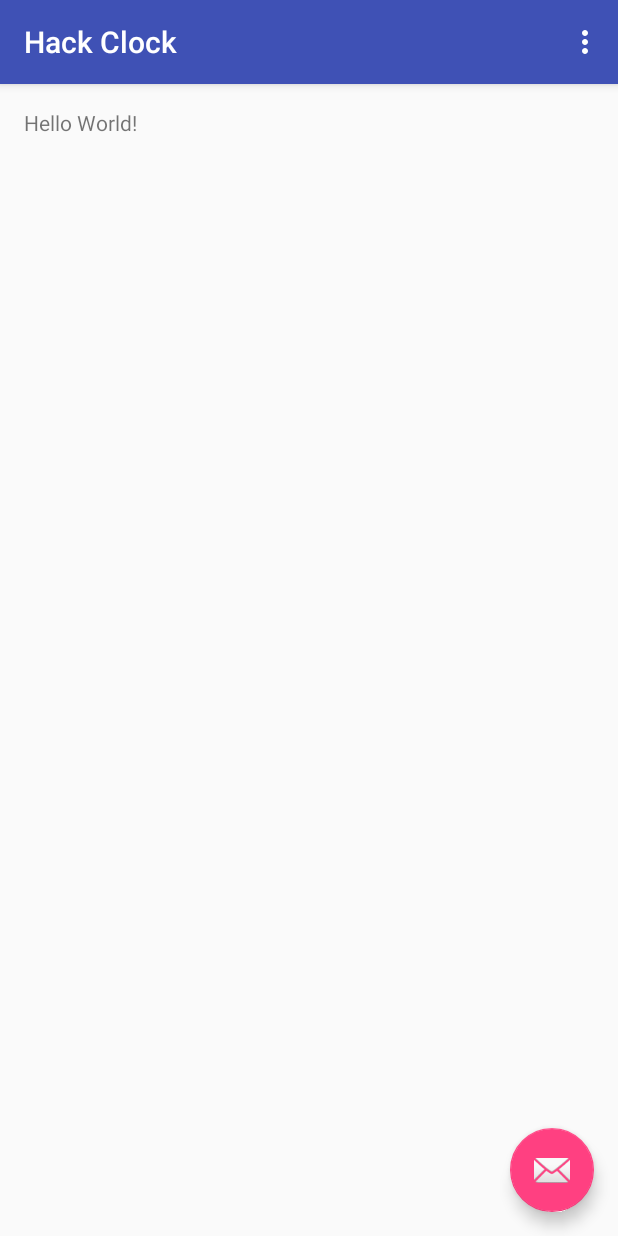
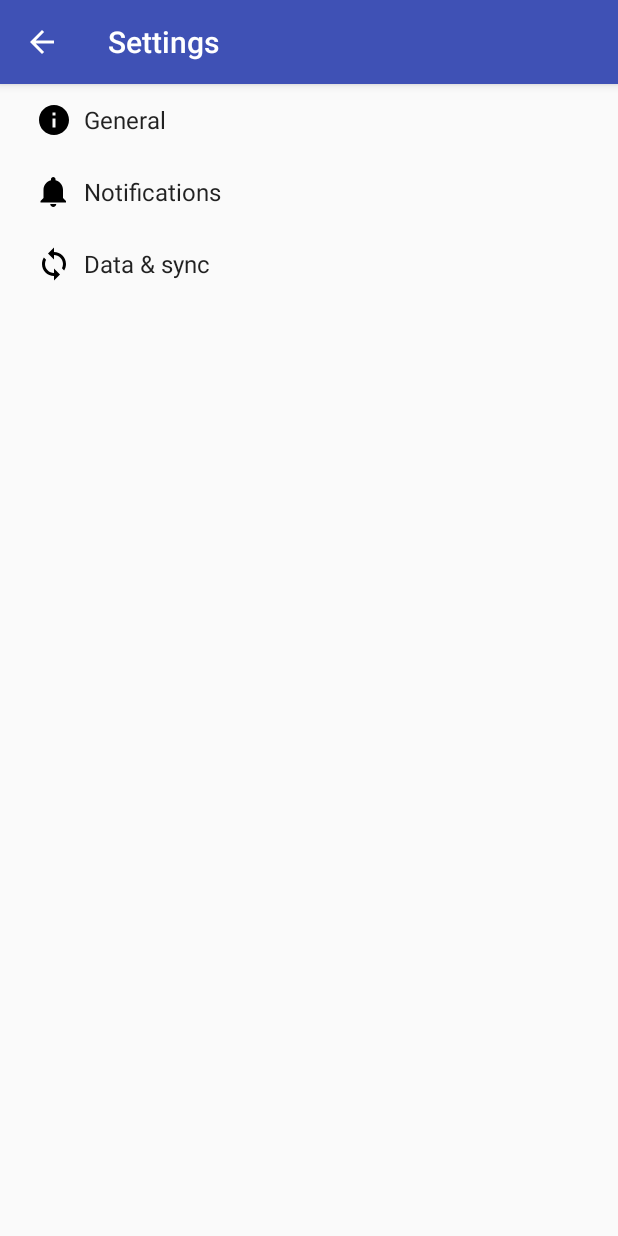
Before and after one commit to Michael-10/HackClock, an Android app: the screen it shows after launch (HomeActivity before the commit, SettingsActivity after it), in the options menu, after a tap on "Settings", on a phone screen of 412 x 824 dp. Run offline under Robolectric (Android 15) with nearby library versions, the phone set to English and light mode, and no system bars.

Commit message:
Settings activity added, listview and custom adapter

```diff
--- a/app/build.gradle
+++ b/app/build.gradle
@@ -10,6 +10,7 @@ android {
         versionCode 1
         versionName "1.0"
         testInstrumentationRunner "android.support.test.runner.AndroidJUnitRunner"
+        vectorDrawables.useSupportLibrary = true
     }
     buildTypes {
         release {
@@ -26,5 +27,7 @@ dependencies {
     })
     compile 'com.android.support:appcompat-v7:25.0.1'
     compile 'com.android.support:design:25.0.1'
+    compile 'com.android.support:support-v4:25.0.1'
+    compile 'com.android.support:support-vector-drawable:25.0.1'
     testCompile 'junit:junit:4.12'
 }
--- /dev/null
+++ b/app/src/main/java/projecttadhisto/qtma/com/hackclock/AlarmAdapter.java
@@ -0,0 +1,54 @@
+package projecttadhisto.qtma.com.hackclock;
+
+import android.content.Context;
+import android.view.LayoutInflater;
+import android.view.View;
+import android.view.ViewGroup;
+import android.widget.BaseAdapter;
+import android.widget.ListAdapter;
+import android.widget.TextView;
+
+import java.util.ArrayList;
+
+public class AlarmAdapter extends BaseAdapter implements ListAdapter {
+
+    private ArrayList<String> list = new ArrayList<>();
+    private Context context;
+
+    public AlarmAdapter(ArrayList<String> list, Context context) {
+        this.list = list;
+        this.context = context;
+    }
+
+    @Override
+    public int getCount() {
+        return list.size();
+    }
+
+    @Override
+    public Object getItem(int pos) {
+        return list.get(pos);
+    }
+
+    @Override
+    public long getItemId(int pos) {
+//        return list.get(pos).getId();
+        return 0;
+        //just return 0 if your list items do not have an Id variable.
+    }
+
+    @Override
+    public View getView(final int position, View convertView, ViewGroup parent) {
+        View view = convertView;
+        if (view == null) {
+            LayoutInflater inflater = (LayoutInflater) context.getSystemService(Context.LAYOUT_INFLATER_SERVICE);
+            view = inflater.inflate(R.layout.alarm_listview, null);
+        }
+
+        //Handle TextView and display string from your list
+        TextView listItemText = (TextView)view.findViewById(R.id.list_item_alarm);
+        listItemText.setText(list.get(position));
+
+        return view;
+    }
+}
--- /dev/null
+++ b/app/src/main/java/projecttadhisto/qtma/com/hackclock/AppCompatPreferenceActivity.java
@@ -0,0 +1,109 @@
+package projecttadhisto.qtma.com.hackclock;
+
+import android.content.res.Configuration;
+import android.os.Bundle;
+import android.preference.PreferenceActivity;
+import android.support.annotation.LayoutRes;
+import android.support.annotation.Nullable;
+import android.support.v7.app.ActionBar;
+import android.support.v7.app.AppCompatDelegate;
+import android.support.v7.widget.Toolbar;
+import android.view.MenuInflater;
+import android.view.View;
+import android.view.ViewGroup;
+
+/**
+ * A {@link android.preference.PreferenceActivity} which implements and proxies the necessary calls
+ * to be used with AppCompat.
+ */
+public abstract class AppCompatPreferenceActivity extends PreferenceActivity {
+
+    private AppCompatDelegate mDelegate;
+
+    @Override
+    protected void onCreate(Bundle savedInstanceState) {
+        getDelegate().installViewFactory();
+        getDelegate().onCreate(savedInstanceState);
+        super.onCreate(savedInstanceState);
+    }
+
+    @Override
+    protected void onPostCreate(Bundle savedInstanceState) {
+        super.onPostCreate(savedInstanceState);
+        getDelegate().onPostCreate(savedInstanceState);
+    }
+
+    public ActionBar getSupportActionBar() {
+        return getDelegate().getSupportActionBar();
+    }
+
+    public void setSupportActionBar(@Nullable Toolbar toolbar) {
+        getDelegate().setSupportActionBar(toolbar);
+    }
+
+    @Override
+    public MenuInflater getMenuInflater() {
+        return getDelegate().getMenuInflater();
+    }
+
+    @Override
+    public void setContentView(@LayoutRes int layoutResID) {
+        getDelegate().setContentView(layoutResID);
+    }
+
+    @Override
+    public void setContentView(View view) {
+        getDelegate().setContentView(view);
+    }
+
+    @Override
+    public void setContentView(View view, ViewGroup.LayoutParams params) {
+        getDelegate().setContentView(view, params);
+    }
+
+    @Override
+    public void addContentView(View view, ViewGroup.LayoutParams params) {
+        getDelegate().addContentView(view, params);
+    }
+
+    @Override
+    protected void onPostResume() {
+        super.onPostResume();
+        getDelegate().onPostResume();
+    }
+
+    @Override
+    protected void onTitleChanged(CharSequence title, int color) {
+        super.onTitleChanged(title, color);
+        getDelegate().setTitle(title);
+    }
+
+    @Override
+    public void onConfigurationChanged(Configuration newConfig) {
+        super.onConfigurationChanged(newConfig);
+        getDelegate().onConfigurationChanged(newConfig);
+    }
+
+    @Override
+    protected void onStop() {
+        super.onStop();
+        getDelegate().onStop();
+    }
+
+    @Override
+    protected void onDestroy() {
+        super.onDestroy();
+        getDelegate().onDestroy();
+    }
+
+    public void invalidateOptionsMenu() {
+        getDelegate().invalidateOptionsMenu();
+    }
+
+    private AppCompatDelegate getDelegate() {
+        if (mDelegate == null) {
+            mDelegate = AppCompatDelegate.create(this, null);
+        }
+        return mDelegate;
+    }
+}
--- a/app/src/main/java/projecttadhisto/qtma/com/hackclock/HomeActivity.java
+++ b/app/src/main/java/projecttadhisto/qtma/com/hackclock/HomeActivity.java
@@ -1,5 +1,6 @@
 package projecttadhisto.qtma.com.hackclock;
 
+import android.content.Intent;
 import android.os.Bundle;
 import android.support.design.widget.FloatingActionButton;
 import android.support.design.widget.Snackbar;
@@ -8,6 +9,9 @@ import android.support.v7.widget.Toolbar;
 import android.view.View;
 import android.view.Menu;
 import android.view.MenuItem;
+import android.widget.ListView;
+
+import java.util.ArrayList;
 
 public class HomeActivity extends AppCompatActivity {
 
@@ -26,6 +30,11 @@ public class HomeActivity extends AppCompatActivity {
                         .setAction("Action", null).show();
             }
         });
+
+        ArrayList<String> alarms = new ArrayList<>();
+        AlarmAdapter adapter = new AlarmAdapter(alarms, this);
+        ListView lvAlarms = (ListView) findViewById(R.id.lvAlarm);
+        lvAlarms.setAdapter(adapter);
     }
 
     @Override
@@ -44,6 +53,8 @@ public class HomeActivity extends AppCompatActivity {
 
         //noinspection SimplifiableIfStatement
         if (id == R.id.action_settings) {
+            Intent iSettings = new Intent(HomeActivity.this, SettingsActivity.class);
+            startActivity(iSettings);
             return true;
         }
 
--- /dev/null
+++ b/app/src/main/res/drawable/ic_info_black_24dp.xml
@@ -0,0 +1,9 @@
+<vector xmlns:android="http://schemas.android.com/apk/res/android"
+    android:width="24dp"
+    android:height="24dp"
+    android:viewportHeight="24.0"
+    android:viewportWidth="24.0">
+    <path
+        android:fillColor="#FF000000"
+        android:pathData="M12,2C6.48,2 2,6.48 2,12s4.48,10 10,10 10,-4.48 10,-10S17.52,2 12,2zm1,15h-2v-6h2v6zm0,-8h-2V7h2v2z" />
+</vector>
--- /dev/null
+++ b/app/src/main/res/drawable/ic_notifications_black_24dp.xml
@@ -0,0 +1,9 @@
+<vector xmlns:android="http://schemas.android.com/apk/res/android"
+    android:width="24dp"
+    android:height="24dp"
+    android:viewportHeight="24.0"
+    android:viewportWidth="24.0">
+    <path
+        android:fillColor="#FF000000"
+        android:pathData="M11.5,22c1.1,0 2,-0.9 2,-2h-4c0,1.1 0.9,2 2,2zm6.5,-6v-5.5c0,-3.07 -2.13,-5.64 -5,-6.32V3.5c0,-0.83 -0.67,-1.5 -1.5,-1.5S10,2.67 10,3.5v0.68c-2.87,0.68 -5,3.25 -5,6.32V16l-2,2v1h17v-1l-2,-2z" />
+</vector>
--- /dev/null
+++ b/app/src/main/res/drawable/ic_sync_black_24dp.xml
@@ -0,0 +1,9 @@
+<vector xmlns:android="http://schemas.android.com/apk/res/android"
+    android:width="24dp"
+    android:height="24dp"
+    android:viewportHeight="24.0"
+    android:viewportWidth="24.0">
+    <path
+        android:fillColor="#FF000000"
+        android:pathData="M12 4V1L8 5l4 4V6c3.31 0 6 2.69 6 6 0 1.01,-.25 1.97,-.7 2.8l1.46 1.46C19.54 15.03 20 13.57 20 12c0,-4.42,-3.58,-8,-8,-8zm0 14c-3.31 0,-6,-2.69,-6,-6 0,-1.01.25,-1.97.7,-2.8L5.24 7.74C4.46 8.97 4 10.43 4 12c0 4.42 3.58 8 8 8v3l4,-4,-4,-4v3z" />
+</vector>
--- a/app/src/main/res/layout/content_home.xml
+++ b/app/src/main/res/layout/content_home.xml
@@ -1,11 +1,12 @@
 <?xml version="1.0" encoding="utf-8"?>
-<RelativeLayout
+<LinearLayout
     xmlns:android="http://schemas.android.com/apk/res/android"
     xmlns:tools="http://schemas.android.com/tools"
     xmlns:app="http://schemas.android.com/apk/res-auto"
     android:id="@+id/content_home"
     android:layout_width="match_parent"
     android:layout_height="match_parent"
+    android:orientation="vertical"
     android:paddingLeft="@dimen/activity_horizontal_margin"
     android:paddingRight="@dimen/activity_horizontal_margin"
     android:paddingTop="@dimen/activity_vertical_margin"
@@ -14,8 +15,11 @@
     tools:showIn="@layout/activity_home"
     tools:context="projecttadhisto.qtma.com.hackclock.HomeActivity">
 
-    <TextView
+    <ListView
         android:layout_width="wrap_content"
         android:layout_height="wrap_content"
-        android:text="Hello World!" />
-</RelativeLayout>
+        android:id="@+id/lvAlarm">
+
+    </ListView>
+
+</LinearLayout>
--- a/app/src/main/res/values/strings.xml
+++ b/app/src/main/res/values/strings.xml
@@ -1,4 +1,77 @@
 <resources>
     <string name="app_name">Hack Clock</string>
     <string name="action_settings">Settings</string>
+    <string name="title_activity_settings">Settings</string>
+
+    <!-- Strings related to Settings -->
+
+    <!-- Example General settings -->
+    <string name="pref_header_general">General</string>
+
+    <string name="pref_title_social_recommendations">Enable social recommendations</string>
+    <string name="pref_description_social_recommendations">Recommendations for people to contact
+        based on your message history
+    </string>
+
+    <string name="pref_title_display_name">Display name</string>
+    <string name="pref_default_display_name">John Smith</string>
+
+    <string name="pref_title_add_friends_to_messages">Add friends to messages</string>
+    <string-array name="pref_example_list_titles">
+        <item>Always</item>
+        <item>When possible</item>
+        <item>Never</item>
+    </string-array>
+    <string-array name="pref_example_list_values">
+        <item>1</item>
+        <item>0</item>
+        <item>-1</item>
+    </string-array>
+
+    <!-- Example settings for Data & Sync -->
+    <string name="pref_header_data_sync">Data &amp; sync</string>
+
+    <string name="pref_title_sync_frequency">Sync frequency</string>
+    <string-array name="pref_sync_frequency_titles">
+        <item>15 minutes</item>
+        <item>30 minutes</item>
+        <item>1 hour</item>
+        <item>3 hours</item>
+        <item>6 hours</item>
+        <item>Never</item>
+    </string-array>
+    <string-array name="pref_sync_frequency_values">
+        <item>15</item>
+        <item>30</item>
+        <item>60</item>
+        <item>180</item>
+        <item>360</item>
+        <item>-1</item>
+    </string-array>
+
+    <string-array name="list_preference_entries">
+        <item>Entry 1</item>
+        <item>Entry 2</item>
+        <item>Entry 3</item>
+    </string-array>
+
+    <string-array name="list_preference_entry_values">
+        <item>1</item>
+        <item>2</item>
+        <item>3</item>
+    </string-array>
+
+    <string-array name="multi_select_list_preference_default_value" />
+
+    <string name="pref_title_system_sync_settings">System sync settings</string>
+
+    <!-- Example settings for Notifications -->
+    <string name="pref_header_notifications">Notifications</string>
+
+    <string name="pref_title_new_message_notifications">New message notifications</string>
+
+    <string name="pref_title_ringtone">Ringtone</string>
+    <string name="pref_ringtone_silent">Silent</string>
+
+    <string name="pref_title_vibrate">Vibrate</string>
 </resources>
--- /dev/null
+++ b/app/src/main/res/xml/pref_data_sync.xml
@@ -0,0 +1,21 @@
+<PreferenceScreen xmlns:android="http://schemas.android.com/apk/res/android">
+
+    <!-- NOTE: Hide buttons to simplify the UI. Users can touch outside the dialog to
+         dismiss it. -->
+    <!-- NOTE: ListPreference's summary should be set to its value by the activity code. -->
+    <ListPreference
+        android:defaultValue="180"
+        android:entries="@array/pref_sync_frequency_titles"
+        android:entryValues="@array/pref_sync_frequency_values"
+        android:key="sync_frequency"
+        android:negativeButtonText="@null"
+        android:positiveButtonText="@null"
+        android:title="@string/pref_title_sync_frequency" />
+
+    <!-- This preference simply launches an intent when selected. Use this UI sparingly, per
+         design guidelines. -->
+    <Preference android:title="@string/pref_title_system_sync_settings">
+        <intent android:action="android.settings.SYNC_SETTINGS" />
+    </Preference>
+
+</PreferenceScreen>
--- /dev/null
+++ b/app/src/main/res/xml/pref_general.xml
@@ -0,0 +1,33 @@
+<PreferenceScreen xmlns:android="http://schemas.android.com/apk/res/android">
+
+    <SwitchPreference
+        android:defaultValue="true"
+        android:key="example_switch"
+        android:summary="@string/pref_description_social_recommendations"
+        android:title="@string/pref_title_social_recommendations" />
+
+    <!-- NOTE: EditTextPreference accepts EditText attributes. -->
+    <!-- NOTE: EditTextPreference's summary should be set to its value by the activity code. -->
+    <EditTextPreference
+        android:capitalize="words"
+        android:defaultValue="@string/pref_default_display_name"
+        android:inputType="textCapWords"
+        android:key="example_text"
+        android:maxLines="1"
+        android:selectAllOnFocus="true"
+        android:singleLine="true"
+        android:title="@string/pref_title_display_name" />
+
+    <!-- NOTE: Hide buttons to simplify the UI. Users can touch outside the dialog to
+         dismiss it. -->
+    <!-- NOTE: ListPreference's summary should be set to its value by the activity code. -->
+    <ListPreference
+        android:defaultValue="-1"
+        android:entries="@array/pref_example_list_titles"
+        android:entryValues="@array/pref_example_list_values"
+        android:key="example_list"
+        android:negativeButtonText="@null"
+        android:positiveButtonText="@null"
+        android:title="@string/pref_title_add_friends_to_messages" />
+
+</PreferenceScreen>
--- /dev/null
+++ b/app/src/main/res/xml/pref_headers.xml
@@ -0,0 +1,20 @@
+<preference-headers xmlns:android="http://schemas.android.com/apk/res/android">
+
+    <!-- These settings headers are only used on tablets. -->
+
+    <header
+        android:fragment="projecttadhisto.qtma.com.hackclock.SettingsActivity$GeneralPreferenceFragment"
+        android:icon="@drawable/ic_info_black_24dp"
+        android:title="@string/pref_header_general" />
+
+    <header
+        android:fragment="projecttadhisto.qtma.com.hackclock.SettingsActivity$NotificationPreferenceFragment"
+        android:icon="@drawable/ic_notifications_black_24dp"
+        android:title="@string/pref_header_notifications" />
+
+    <header
+        android:fragment="projecttadhisto.qtma.com.hackclock.SettingsActivity$DataSyncPreferenceFragment"
+        android:icon="@drawable/ic_sync_black_24dp"
+        android:title="@string/pref_header_data_sync" />
+
+</preference-headers>
--- /dev/null
+++ b/app/src/main/res/xml/pref_notification.xml
@@ -0,0 +1,27 @@
+<PreferenceScreen xmlns:android="http://schemas.android.com/apk/res/android">
+
+    <!-- A 'parent' preference, which enables/disables child preferences (below)
+         when checked/unchecked. -->
+    <SwitchPreference
+        android:defaultValue="true"
+        android:key="notifications_new_message"
+        android:title="@string/pref_title_new_message_notifications" />
+
+    <!-- Allows the user to choose a ringtone in the 'notification' category. -->
+    <!-- NOTE: This preference will be enabled only when the checkbox above is checked. -->
+    <!-- NOTE: RingtonePreference's summary should be set to its value by the activity code. -->
+    <RingtonePreference
+        android:defaultValue="content://settings/system/notification_sound"
+        android:dependency="notifications_new_message"
+        android:key="notifications_new_message_ringtone"
+        android:ringtoneType="notification"
+        android:title="@string/pref_title_ringtone" />
+
+    <!-- NOTE: This preference will be enabled only when the checkbox above is checked. -->
+    <SwitchPreference
+        android:defaultValue="true"
+        android:dependency="notifications_new_message"
+        android:key="notifications_new_message_vibrate"
+        android:title="@string/pref_title_vibrate" />
+
+</PreferenceScreen>
```
Also changed, not shown: app/src/main/AndroidManifest.xml (+6 -3 lines), app/src/main/java/projecttadhisto/qtma/com/hackclock/SettingsActivity.java (added, +265 -0 lines), app/src/main/res/layout/alarm_listview.xml (added, +21 -0 lines).
